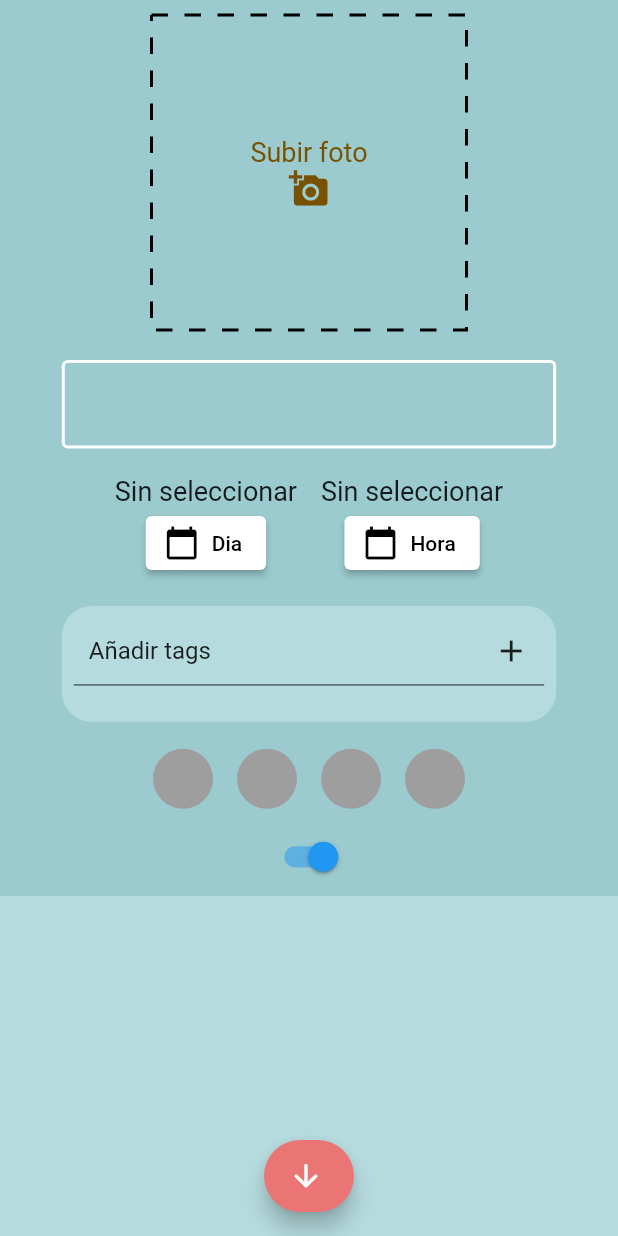
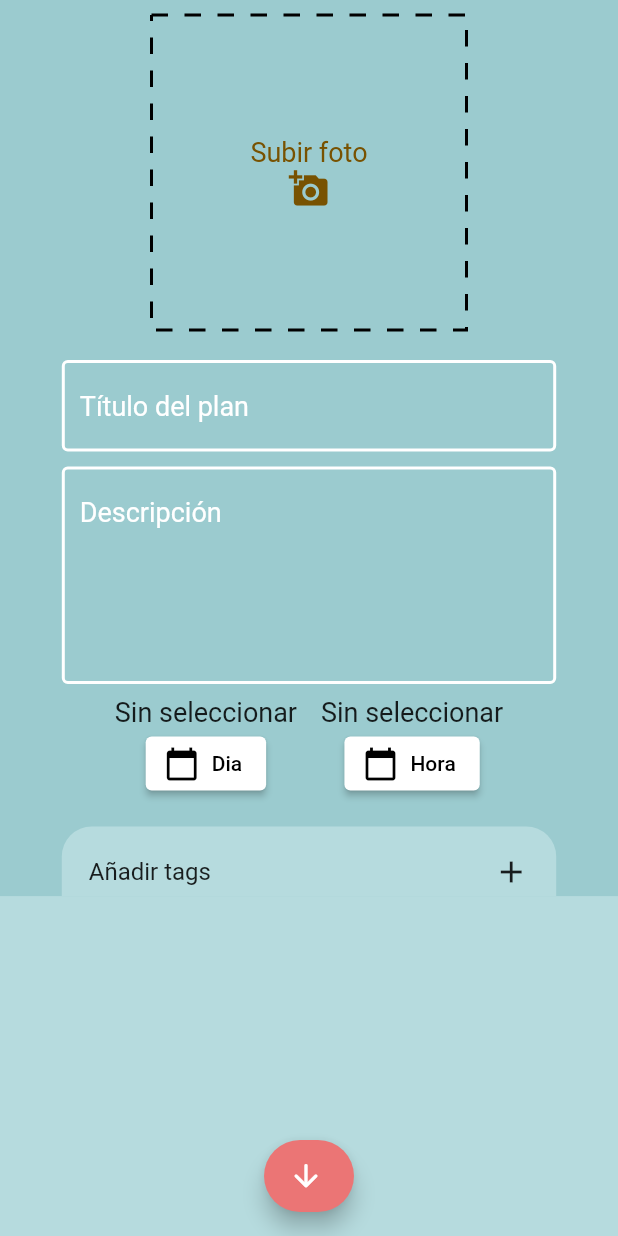
Before and after one commit to GenisMC/hey_plan, a Flutter app: the AddPlanPage screen opened directly, on a phone screen of 412 x 824 dp. Run offline on Flutter 3.47's test engine with Material 2 defaults, Android fonts, the phone set to English and light mode, and no system bars; drawn by our look-alikes of dotted_border, multi_select_flutter; our stand-ins replace carousel_slider, cloud_firestore, file_picker, firebase_auth, firebase_core, firebase_storage and 4 more; accounts and stored records are empty; network calls fail.

Commit message:
plan desc i empy plan warnings

```diff
--- a/lib/Models/plan_model.dart
+++ b/lib/Models/plan_model.dart
@@ -1,10 +1,11 @@
 class PlanModel {
   String docID;
   String title;
+  String desc;
   DateTime date;
   List<dynamic> photoURLs;
   List<dynamic> tagUIDs;
   List<dynamic> userUIDs;
   bool private;
-  PlanModel(this.docID, this.title, this.date, this.photoURLs, this.tagUIDs, this.userUIDs, this.private);
+  PlanModel(this.docID, this.title, this.desc, this.date, this.photoURLs, this.tagUIDs, this.userUIDs, this.private);
 }
--- a/lib/Pages/addplan.dart
+++ b/lib/Pages/addplan.dart
@@ -1,11 +1,7 @@
-import 'dart:math';
-
 import 'package:carousel_slider/carousel_slider.dart';
-import 'package:cloud_firestore/cloud_firestore.dart';
 import 'package:file_picker/file_picker.dart';
 import 'package:flutter/foundation.dart';
 import 'package:flutter/material.dart';
-import 'package:hey_plan/Models/profile_model.dart';
 import 'package:hey_plan/Models/tag_model.dart';
 import 'package:hey_plan/Widgets/custom_dialog.dart';
 import 'package:hey_plan/Widgets/tag_picker.dart';
@@ -26,6 +22,7 @@ class AddPlanPage extends StatefulWidget {
 class _AddPlanPageState extends State<AddPlanPage> {
   final Singleton singleton = Singleton.instance;
   final TextEditingController _controllerTitlePlan = TextEditingController();
+  final TextEditingController _controllerDescription = TextEditingController();
   final CustomDialog cd = CustomDialog();
   final ScrollController _scrollController = ScrollController();
   bool private = true;
@@ -62,8 +59,8 @@ class _AddPlanPageState extends State<AddPlanPage> {
     var timeUuid = uuid.v1();
     List<String> photoURLs = await singleton.storage.uploadPlanPhotos(timeUuid, photos);
     List<String> tagUIDs = tags.map((e) => e.uid).toList();
-    return await singleton.db.createNewPlan(_controllerTitlePlan.text, timeUuid, [singleton.auth.user!.uid],
-        formattedDateTime, photoURLs, tagUIDs, private);
+    return await singleton.db.createNewPlan(_controllerTitlePlan.text, _controllerDescription.text, timeUuid,
+        [singleton.auth.user!.uid], formattedDateTime, photoURLs, tagUIDs, private);
   }
 
   Future<List<TagModel>> getTags() async {
@@ -138,8 +135,10 @@ class _AddPlanPageState extends State<AddPlanPage> {
               onPressed: () async {
                 if (_controllerTitlePlan.text == "") {
                   cd.showCustomDialog(context, "Plan sin título");
+                } else if (_controllerDescription.text == "") {
+                  cd.showCustomDialog(context, "Porfavor escribe una pequeña descripción");
                 } else if (photos.isEmpty) {
-                  cd.showCustomDialog(context, "No se han seleccionada fotos");
+                  cd.showCustomDialog(context, "No se han seleccionado fotos");
                 } else if (date == null || time == null) {
                   cd.showCustomDialog(context, "Selecciona dia i hora");
                 } else if (tags.isEmpty) {
@@ -155,7 +154,8 @@ class _AddPlanPageState extends State<AddPlanPage> {
                           child: const CircularProgressIndicator(),
                         ),
                       );
-                      });
+                    },
+                  );
                   var result = await createPlan();
                   resetValues();
                   Navigator.pop(context);
@@ -206,14 +206,27 @@ class _AddPlanPageState extends State<AddPlanPage> {
                           child: SizedBox(
                             width: MediaQuery.of(context).size.width / 1.25,
                             child: TextField(
+                              decoration: const InputDecoration(
+                                  hintText: "Título del plan", hintStyle: TextStyle(fontSize: defaultFontSize)),
                               controller: _controllerTitlePlan,
-                              textAlign: TextAlign.center,
+                              style: const TextStyle(fontSize: defaultFontSize),
                               autofocus: false,
                             ),
                           ),
                         ),
-                        //ElevatedButton.icon(onPressed: () {}, icon: const Icon(Icons.add_location_rounded), label: const Text("Ubicación")),
-                        //Date and time pickers
+                        SizedBox(
+                          width: MediaQuery.of(context).size.width / 1.25,
+                          child: TextField(
+                            decoration: const InputDecoration(
+                                hintText: "Descripción", hintStyle: TextStyle(fontSize: defaultFontSize)),
+                            controller: _controllerDescription,
+                            keyboardType: TextInputType.text,
+                            style: const TextStyle(fontSize: defaultFontSize),
+                            maxLines: 5,
+                            autofocus: false,
+                          ),
+                        ),
+                        //TODO: ElevatedButton.icon(onPressed: () {}, icon: const Icon(Icons.add_location_rounded), label: const Text("Ubicación")),
                         Row(
                           mainAxisAlignment: MainAxisAlignment.center,
                           children: [
```
Also changed, not shown: lib/Pages/plans.dart (+53 -3 lines), lib/Services/fire_db.dart (+23 -6 lines), lib/Widgets/custom_dialog.dart (+5 -2 lines), 1 other file. Lines whose indentation alone changed are shown as unchanged.
